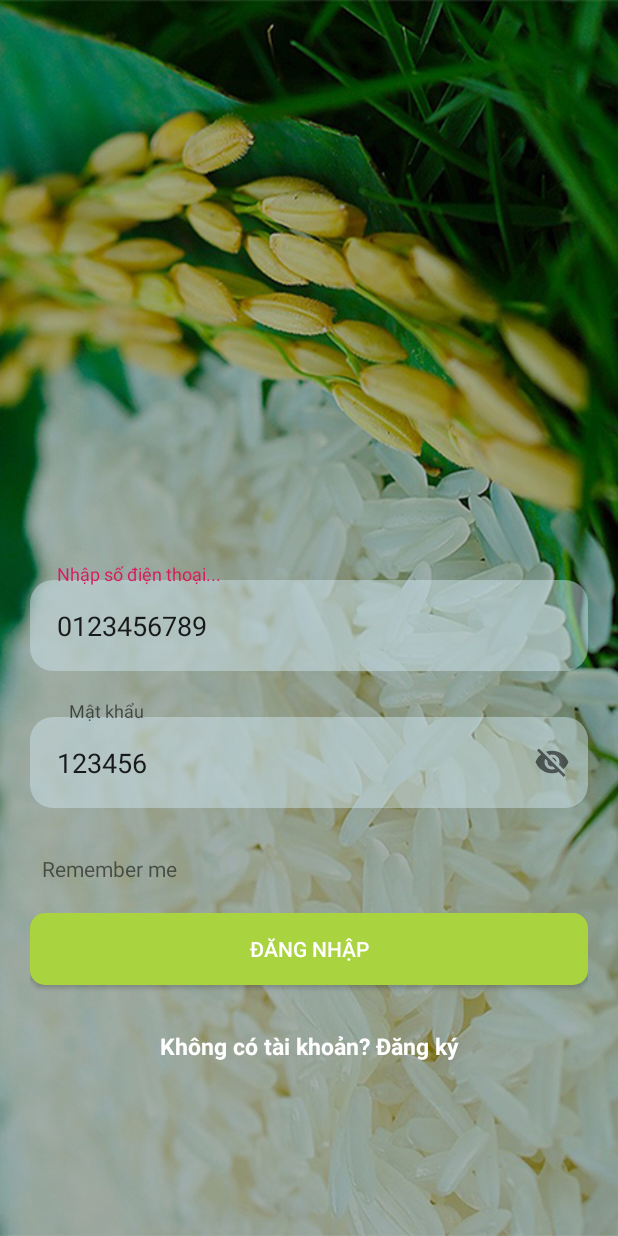
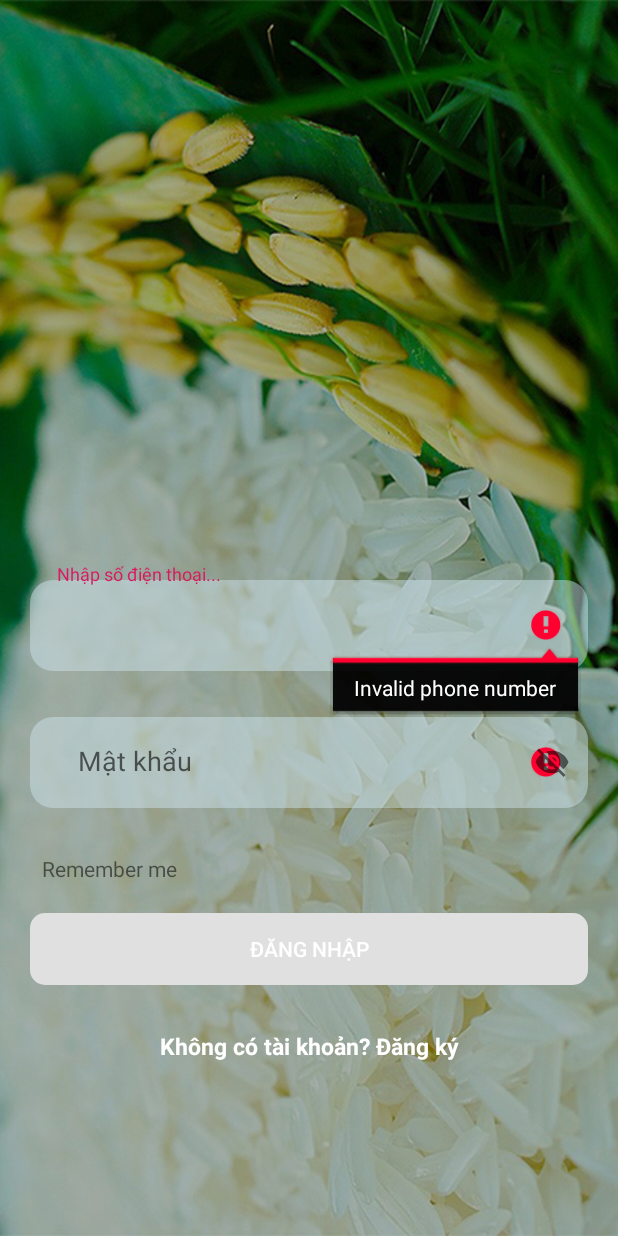
Before and after one commit to kahuustambou/GaoSach, an Android app: the SignIn screen opened directly, with no data from a screen before it, after a tap on an icon or button, on a phone screen of 412 x 824 dp. Run offline under Robolectric (Android 15) with nearby library versions, the phone set to English and light mode, and no system bars; our stand-ins replace Firebase (no records; nobody signed in at launch, a user with empty details on screens opened directly); libraries missing offline, so code that uses them is left out: io.paperdb; plain views replace CheckBox; 1 statement that could not run was skipped.

Commit message:
Added drawable and color items, Implemented sign in validation

```diff
--- a/app/src/main/java/com/example/gaosach/SignIn.java
+++ b/app/src/main/java/com/example/gaosach/SignIn.java
@@ -3,7 +3,11 @@ package com.example.gaosach;
 import android.app.ProgressDialog;
 import android.content.Context;
 import android.content.Intent;
+import android.graphics.drawable.Drawable;
 import android.os.Bundle;
+import android.text.Editable;
+import android.text.TextWatcher;
+import android.util.Log;
 import android.view.View;
 import android.widget.Button;
 import android.widget.EditText;
@@ -36,6 +40,7 @@ public class SignIn extends AppCompatActivity {
     Button btnSignIn;
     TextView txtRememberMe;
     private boolean isRemembered, isClickedSignIn;
+    private boolean isValidPhoneNumber, isValidPassword;
 
     //declare an instance of firebase
     private FirebaseDatabase database;
@@ -57,9 +62,15 @@ public class SignIn extends AppCompatActivity {
         txtRememberMe = findViewById(R.id.rememberMe);
         isRemembered = false;
         isClickedSignIn = false;
+        isValidPhoneNumber = false;
+        isValidPassword = false;
 
         // Init Paper
         Paper.init(this);
+
+        activeSignInButton(false);
+        edtPhone.addTextChangedListener(signInTextWatcher);
+        edtPassword.addTextChangedListener(signInTextWatcher);
 
         btnSignIn.setOnClickListener(new View.OnClickListener() {
             @Override
@@ -67,30 +78,6 @@ public class SignIn extends AppCompatActivity {
                 isClickedSignIn = true;
                 String phoneNumber = edtPhone.getText().toString().trim();
                 String password = edtPassword.getText().toString().trim();
-                if (isEmpty(phoneNumber)) {
-                    edtPhone.setError(getString(R.string.input_error_phone));
-                    edtPhone.requestFocus();
-                    return;
-                }
-
-                if (!isPhoneNumber(phoneNumber)) {
-                    edtPhone.setError(getString(R.string.input_error_phone_invalid));
-                    edtPhone.requestFocus();
-                    return;
-                }
-
-                if (isEmpty(password)) {
-                    edtPassword.setError(getString(R.string.input_error_password));
-                    edtPassword.requestFocus();
-                    return;
-                }
-
-                if (!isPassword(password)) {
-                    edtPassword.setError(getString(R.string.input_error_password_length));
-                    edtPassword.requestFocus();
-                    return;
-                }
-
                 signIn(phoneNumber, password, SignIn.this);
             }
         });
@@ -114,8 +101,60 @@ public class SignIn extends AppCompatActivity {
         // Init dialog
         mDialog = new ProgressDialog(this);
         mDialog.setMessage("Đăng Nhập ...");
+    }
 
+    private void activeSignInButton(boolean isEnable) {
+        btnSignIn.setEnabled(isEnable);
+        if(!isEnable) {
+            btnSignIn.setBackgroundResource(R.drawable.reg_btn_inactive);
+        } else {
+            btnSignIn.setBackgroundResource(R.drawable.reg_btnsignin);
+        }
     }
+
+    private TextWatcher signInTextWatcher = new TextWatcher() {
+        @Override
+        public void beforeTextChanged(CharSequence s, int start, int count, int after) {
+
+        }
+
+        @Override
+        public void onTextChanged(CharSequence s, int start, int before, int count) {
+            String phoneNumber = edtPhone.getText().toString().trim();
+            if (isEmpty(phoneNumber)) {
+                edtPhone.setError(getString(R.string.input_error_phone));
+                isValidPhoneNumber = false;
+            }
+
+            if (!isPhoneNumber(phoneNumber)) {
+                edtPhone.setError(getString(R.string.input_error_phone_invalid));
+                isValidPhoneNumber = false;
+            } else {
+                isValidPhoneNumber = true;
+            }
+
+            String password = edtPassword.getText().toString().trim();
+            if (isEmpty(password)) {
+                edtPassword.setError(getString(R.string.input_error_password));
+                isValidPassword = false;
+            }
+
+            if (!isPassword(password)) {
+                edtPassword.setError(getString(R.string.input_error_password_length));
+                isValidPassword = false;
+            } else {
+                isValidPassword = true;
+            }
+
+            activeSignInButton(isValidPhoneNumber && isValidPassword);
+        }
+
+        @Override
+        public void afterTextChanged(Editable s) {
+
+        }
+
+    };
 
     private void signIn(final String phoneNumber, final String password, final Context context) {
         mDialog = new ProgressDialog(context);
@@ -143,7 +182,7 @@ public class SignIn extends AppCompatActivity {
                             Paper.book().write(PASSWORD_KEY, password);
                         }
 
-                        if(isClickedSignIn) {
+                        if (isClickedSignIn) {
                             // Navigate to Home
                             userReference.removeEventListener(signInEventListener);
                             startActivity(new Intent(context, Home.class));
--- /dev/null
+++ b/app/src/main/res/drawable/reg_btn_inactive.xml
@@ -0,0 +1,11 @@
+<?xml version="1.0" encoding="utf-8"?>
+<shape xmlns:android="http://schemas.android.com/apk/res/android">
+
+    <solid android:color="@color/btnInactive"></solid>
+    <corners android:radius="10dp"></corners>
+    <padding android:left="8dp"
+        android:right="8dp"
+        android:top="8dp"
+        android:bottom="8dp"></padding>
+
+</shape>
--- a/app/src/main/res/layout/activity_sign_in.xml
+++ b/app/src/main/res/layout/activity_sign_in.xml
@@ -26,7 +26,7 @@
             android:hint="Nhập số điện thoại..."
             android:inputType="phone"
             android:padding="18dp"
-            android:text="0123456789">
+            android:text="">
             <!-- android:text="0368782133"> -->
         </com.google.android.material.textfield.TextInputEditText>
     </com.google.android.material.textfield.TextInputLayout>
@@ -48,7 +48,7 @@
             android:hint="   Mật khẩu"
             android:inputType="textPassword"
             android:padding="18dp"
-            android:text="123456">
+            android:text="">
         </com.google.android.material.textfield.TextInputEditText>
     </com.google.android.material.textfield.TextInputLayout>
 
--- a/app/src/main/res/values/colors.xml
+++ b/app/src/main/res/values/colors.xml
@@ -13,6 +13,7 @@
     <color name="overlayBackground">#7f333639</color>
     <color name="overlaybg">#7FCBE1E9</color>
     <color name="overlayActionBar">#FFFFFF</color>
+    <color name="btnInactive">#E0E0E0</color>
 
 
 
--- a/gradle.properties
+++ b/gradle.properties
@@ -17,4 +17,3 @@ org.gradle.jvmargs=-Xmx1536m
 android.useAndroidX=true
 # Automatically convert third-party libraries to use AndroidX
 android.enableJetifier=true
-android.overridePathCheck=true
```
